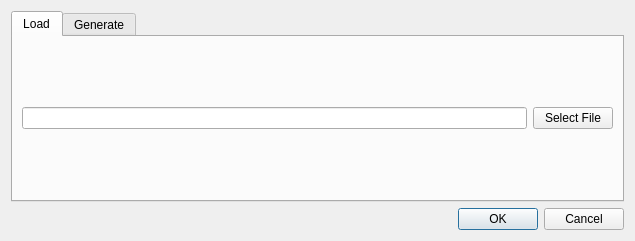
Qt form hexrd/ui/resources/ui/ome_maps_select_dialog.ui (HEXRD/hexrdgui) before a commit.
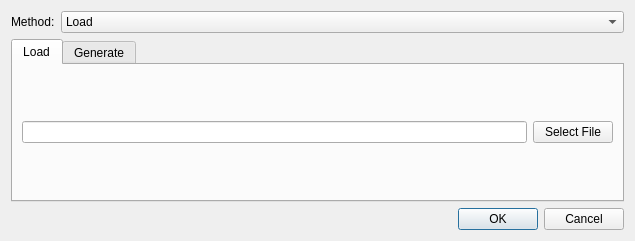
The same form after that commit.

Commit message:
Use combo box to select load method for ome maps
This uses a tab widget behind-the-scenes, and it changes tabs
when the user changes the method via the combo box.

```diff
--- a/hexrd/ui/resources/ui/ome_maps_select_dialog.ui
+++ b/hexrd/ui/resources/ui/ome_maps_select_dialog.ui
@@ -10,8 +10,39 @@
     <height>241</height>
    </rect>
   </property>
-  <layout class="QVBoxLayout" name="verticalLayout">
-   <item>
+  <layout class="QGridLayout" name="gridLayout_2">
+   <item row="2" column="1">
+    <widget class="QDialogButtonBox" name="button_box">
+     <property name="standardButtons">
+      <set>QDialogButtonBox::Cancel|QDialogButtonBox::Ok</set>
+     </property>
+     <property name="centerButtons">
+      <bool>false</bool>
+     </property>
+    </widget>
+   </item>
+   <item row="0" column="1">
+    <widget class="QComboBox" name="method">
+     <item>
+      <property name="text">
+       <string>Load</string>
+      </property>
+     </item>
+     <item>
+      <property name="text">
+       <string>Generate</string>
+      </property>
+     </item>
+    </widget>
+   </item>
+   <item row="0" column="0">
+    <widget class="QLabel" name="label">
+     <property name="text">
+      <string>Method:</string>
+     </property>
+    </widget>
+   </item>
+   <item row="1" column="0" colspan="2">
     <widget class="QTabWidget" name="tab_widget">
      <property name="currentIndex">
       <number>0</number>
@@ -79,16 +110,6 @@
      </widget>
     </widget>
    </item>
-   <item>
-    <widget class="QDialogButtonBox" name="button_box">
-     <property name="standardButtons">
-      <set>QDialogButtonBox::Cancel|QDialogButtonBox::Ok</set>
-     </property>
-     <property name="centerButtons">
-      <bool>false</bool>
-     </property>
-    </widget>
-   </item>
   </layout>
  </widget>
  <tabstops>
```
Left out of the diff: 1 changed line with no effect on the pictures. The commit also changes 2 other files.
